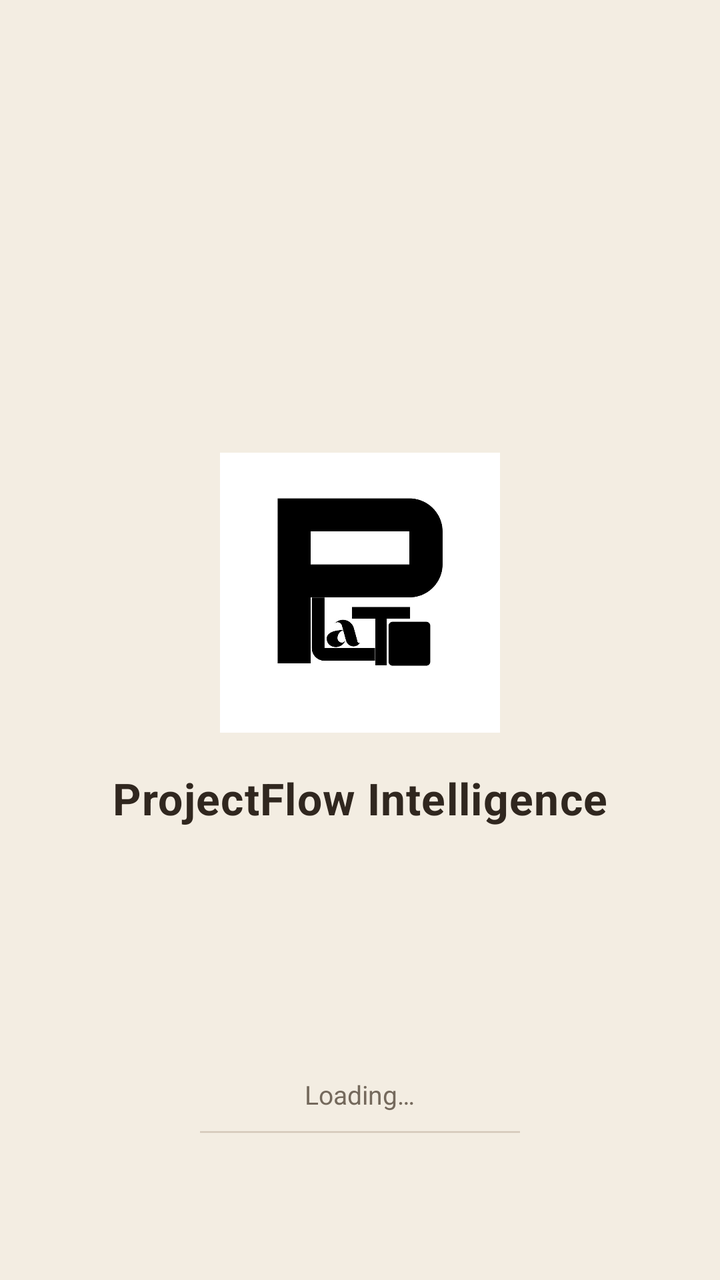
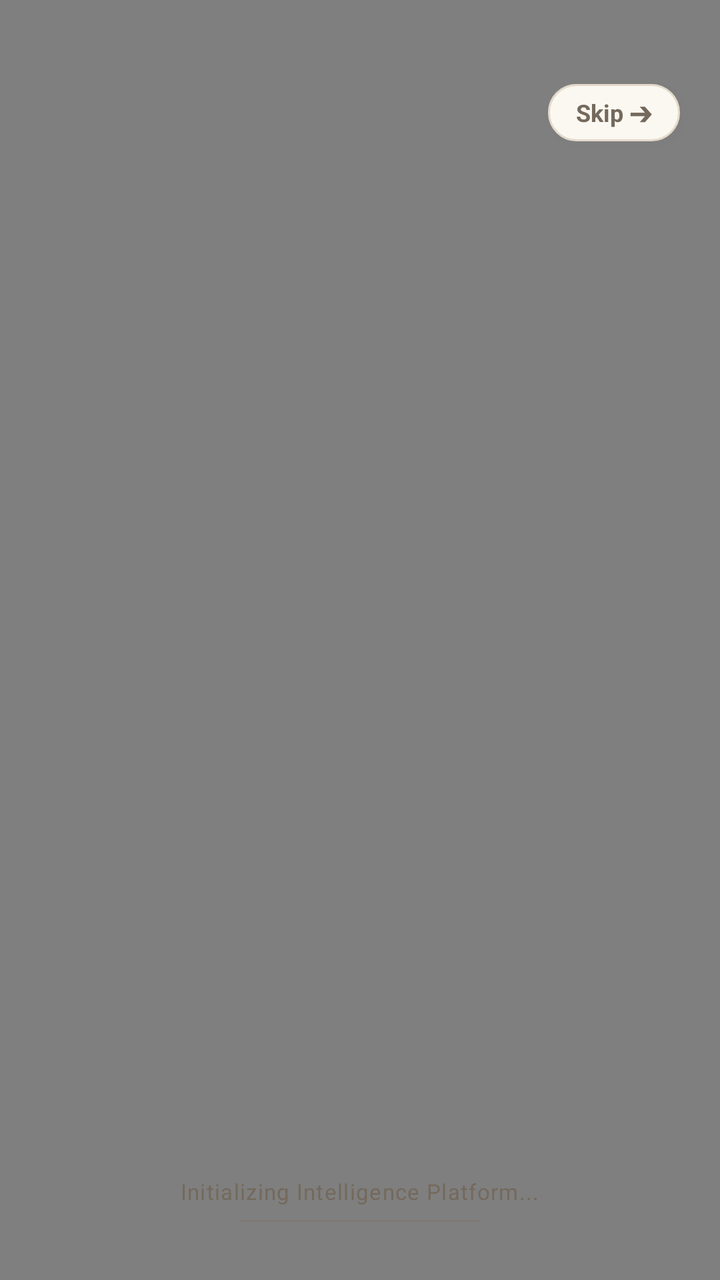

Before-and-after screenshots of an Android layout around one commit, followed by the original layout XML and the change that was made.
<!-- AndroidManifest.xml: application theme Theme.ProjectFlow -->
<!-- res/layout/activity_splash.xml -->
<?xml version="1.0" encoding="utf-8"?>
<RelativeLayout xmlns:android="http://schemas.android.com/apk/res/android"
    android:layout_width="match_parent"
    android:layout_height="match_parent"
    android:background="@color/limestone_ivory"
    android:padding="24dp">

    
    <LinearLayout
        android:layout_width="wrap_content"
        android:layout_height="wrap_content"
        android:layout_centerInParent="true"
        android:gravity="center"
        android:orientation="vertical">

        <ImageView
            android:id="@+id/ivSplashLogo"
            android:layout_width="140dp"
            android:layout_height="140dp"
            android:adjustViewBounds="true"
            android:contentDescription="@string/brand_name"
            android:scaleType="fitCenter"
            android:src="@drawable/logo" />

        <TextView
            android:id="@+id/tvBrandName"
            android:layout_width="wrap_content"
            android:layout_height="wrap_content"
            android:layout_marginTop="18dp"
            android:letterSpacing="0.02"
            android:text="@string/brand_name"
            android:textColor="@color/charcoal"
            android:textSize="22sp"
            android:textStyle="bold" />
    </LinearLayout>

    
    <LinearLayout
        android:layout_width="match_parent"
        android:layout_height="wrap_content"
        android:layout_alignParentBottom="true"
        android:layout_marginBottom="48dp"
        android:gravity="center"
        android:orientation="vertical">

        <TextView
            android:layout_width="wrap_content"
            android:layout_height="wrap_content"
            android:text="@string/loading"
            android:textColor="@color/stone_grey"
            android:textSize="13sp" />

        <ProgressBar
            style="?android:attr/progressBarStyleHorizontal"
            android:layout_width="160dp"
            android:layout_height="4dp"
            android:layout_marginTop="8dp"
            android:indeterminate="true"
            android:indeterminateTint="@color/deep_sage" />
    </LinearLayout>

</RelativeLayout>
<!-- resources referenced by this layout -->
<resources>
  <color name="charcoal">#30271F</color>
  <color name="deep_sage">#795B43</color>
  <color name="limestone_ivory">#F3EDE2</color>
  <color name="stone_grey">#74695C</color>
  <!-- drawable logo: jpg bitmap (drawable, 22788 bytes) -->
  <string name="brand_name">ProjectFlow Intelligence</string>
  <string name="loading">Loading…</string>
  <style name="Theme.ProjectFlow" parent="Theme.MaterialComponents.DayNight.NoActionBar">
          
          <item name="colorPrimary">@color/primary_earth</item>
          <item name="colorPrimaryVariant">@color/deep_earth</item>
          <item name="colorOnPrimary">@color/earth_raised</item>
  
          
          <item name="colorSecondary">@color/muted_clay</item>
          <item name="colorSecondaryVariant">@color/secondary_sand</item>
          <item name="colorOnSecondary">@color/text_main</item>
  
          
          <item name="android:statusBarColor">@color/earth_surface</item>
          <item name="android:windowLightStatusBar">true</item>
  
          
          <item name="android:windowBackground">@color/earth_bg</item>
          <item name="colorSurface">@color/earth_surface</item>
          <item name="colorOnSurface">@color/text_main</item>
      </style>
  <color name="primary_earth">#795B43</color>
  <color name="deep_earth">#493628</color>
  <color name="earth_raised">#FFFDF8</color>
  <color name="muted_clay">#B69A78</color>
  <color name="secondary_sand">#D9C9B2</color>
  <color name="text_main">#30271F</color>
  <color name="earth_surface">#FBF8F1</color>
  <color name="earth_bg">#F3EDE2</color>
</resources>

<!-- the commit's change to res/layout/activity_splash.xml (unified diff, before → after) -->
@@ -1,17 +1,26 @@
 <?xml version="1.0" encoding="utf-8"?>
 <RelativeLayout xmlns:android="http://schemas.android.com/apk/res/android"
+    android:id="@+id/rootSplashLayout"
     android:layout_width="match_parent"
     android:layout_height="match_parent"
-    android:background="@color/limestone_ivory"
-    android:padding="24dp">
+    android:background="#F4F2E9">
+
+    
+    <VideoView
+        android:id="@+id/videoViewSplash"
+        android:layout_width="match_parent"
+        android:layout_height="match_parent"
+        android:layout_centerInParent="true" />
 
     
     <LinearLayout
+        android:id="@+id/llFallbackLogo"
         android:layout_width="wrap_content"
         android:layout_height="wrap_content"
         android:layout_centerInParent="true"
         android:gravity="center"
-        android:orientation="vertical">
+        android:orientation="vertical"
+        android:visibility="gone">
 
         <ImageView
             android:id="@+id/ivSplashLogo"
@@ -35,26 +44,47 @@
     </LinearLayout>
 
     
+    <TextView
+        android:id="@+id/btnSkip"
+        android:layout_width="wrap_content"
+        android:layout_height="wrap_content"
+        android:layout_alignParentTop="true"
+        android:layout_alignParentEnd="true"
+        android:layout_marginTop="42dp"
+        android:layout_marginEnd="20dp"
+        android:background="@drawable/bg_neu_pill"
+        android:paddingHorizontal="14dp"
+        android:paddingVertical="6dp"
+        android:text="Skip ➔"
+        android:textColor="@color/text_secondary"
+        android:textSize="12sp"
+        android:textStyle="bold"
+        android:elevation="4dp" />
+
+    
     <LinearLayout
+        android:id="@+id/llBottomIndicator"
         android:layout_width="match_parent"
         android:layout_height="wrap_content"
         android:layout_alignParentBottom="true"
-        android:layout_marginBottom="48dp"
+        android:layout_marginBottom="28dp"
         android:gravity="center"
         android:orientation="vertical">
 
         <TextView
+            android:id="@+id/tvLoadingStatus"
             android:layout_width="wrap_content"
             android:layout_height="wrap_content"
-            android:text="@string/loading"
-            android:textColor="@color/stone_grey"
-            android:textSize="13sp" />
+            android:text="Initializing Intelligence Platform..."
+            android:textColor="@color/text_secondary"
+            android:textSize="11sp"
+            android:letterSpacing="0.04" />
 
         <ProgressBar
             style="?android:attr/progressBarStyleHorizontal"
-            android:layout_width="160dp"
-            android:layout_height="4dp"
-            android:layout_marginTop="8dp"
+            android:layout_width="120dp"
+            android:layout_height="3dp"
+            android:layout_marginTop="6dp"
             android:indeterminate="true"
             android:indeterminateTint="@color/deep_sage" />
     </LinearLayout>
<!-- resource entries referenced after the edit -->
@@ -2,11 +2,42 @@
 <resources>
   <color name="charcoal">#30271F</color>
   <color name="deep_sage">#795B43</color>
-  <color name="limestone_ivory">#F3EDE2</color>
-  <color name="stone_grey">#74695C</color>
+  <color name="text_secondary">#74695C</color>
+  <!-- drawable bg_neu_pill (drawable) -->
+  <?xml version="1.0" encoding="utf-8"?>
+  <layer-list xmlns:android="http://schemas.android.com/apk/res/android">
+      <item
+          android:left="1dp"
+          android:top="1dp"
+          android:right="0dp"
+          android:bottom="0dp">
+          <shape android:shape="rectangle">
+              <corners android:radius="999dp" />
+              <solid android:color="#26BFAFA0" />
+          </shape>
+      </item>
+      <item
+          android:left="0dp"
+          android:top="0dp"
+          android:right="1dp"
+          android:bottom="1dp">
+          <shape android:shape="rectangle">
+              <corners android:radius="999dp" />
+              <solid android:color="#70FFFFFF" />
+          </shape>
+      </item>
+      <item>
+          <shape android:shape="rectangle">
+              <corners android:radius="999dp" />
+              <solid android:color="@color/neu_surface" />
+              <stroke
+                  android:width="1dp"
+                  android:color="@color/neu_border" />
+          </shape>
+      </item>
+  </layer-list>
   <!-- drawable logo: jpg bitmap (drawable, 22788 bytes) -->
   <string name="brand_name">ProjectFlow Intelligence</string>
-  <string name="loading">Loading…</string>
   <style name="Theme.ProjectFlow" parent="Theme.MaterialComponents.DayNight.NoActionBar">
           
           <item name="colorPrimary">@color/primary_earth</item>
@@ -27,6 +58,8 @@
           <item name="colorSurface">@color/earth_surface</item>
           <item name="colorOnSurface">@color/text_main</item>
       </style>
+  <color name="neu_surface">#FBF8F1</color>
+  <color name="neu_border">#E4DACB</color>
   <color name="primary_earth">#795B43</color>
   <color name="deep_earth">#493628</color>
   <color name="earth_raised">#FFFDF8</color>
